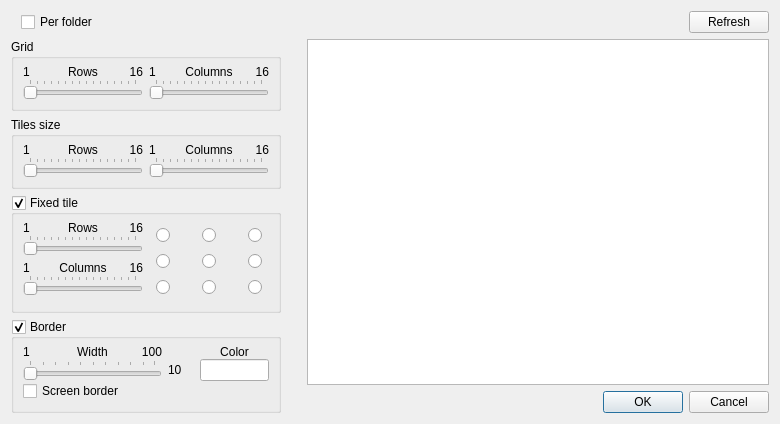
This is src/gui/customlayoutdialog.ui in mistic100/UMWP-Autochanger as Qt 5 draws it before an edit. The edited form follows.
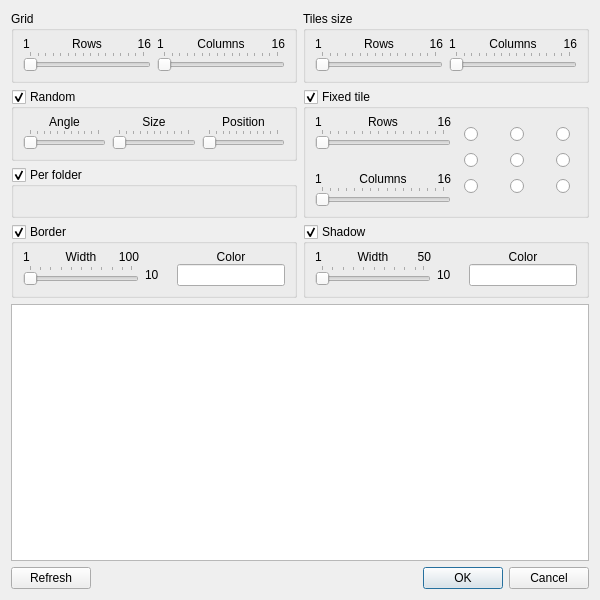
This is the edited form. Icons and pictures are not drawn. Custom widgets are drawn as their Qt base class.

Commit message: Add "Random" and "Shadow" options to the custom layout

Patch:
```diff
--- a/src/gui/customlayoutdialog.ui
+++ b/src/gui/customlayoutdialog.ui
@@ -9,17 +9,233 @@
    <rect>
     <x>0</x>
     <y>0</y>
-    <width>780</width>
-    <height>407</height>
+    <width>600</width>
+    <height>600</height>
    </rect>
   </property>
   <property name="windowTitle">
    <string>Custom Layout Configuration</string>
   </property>
-  <layout class="QGridLayout" name="gridLayout_5" columnstretch="0,1">
-   <property name="horizontalSpacing">
-    <number>26</number>
-   </property>
+  <layout class="QGridLayout" name="gridLayout_5" rowstretch="0,0,0,0,0,0,10,0" columnstretch="1,1">
+   <item row="6" column="0" colspan="2">
+    <widget class="QGraphicsView" name="view">
+     <property name="verticalScrollBarPolicy">
+      <enum>Qt::ScrollBarAlwaysOff</enum>
+     </property>
+     <property name="horizontalScrollBarPolicy">
+      <enum>Qt::ScrollBarAlwaysOff</enum>
+     </property>
+    </widget>
+   </item>
+   <item row="5" column="1">
+    <widget class="QGroupBox" name="shadowEnabled">
+     <property name="title">
+      <string>Shadow</string>
+     </property>
+     <property name="checkable">
+      <bool>true</bool>
+     </property>
+     <layout class="QGridLayout" name="gridLayout_6" columnstretch="2,0,0">
+      <property name="topMargin">
+       <number>6</number>
+      </property>
+      <property name="verticalSpacing">
+       <number>0</number>
+      </property>
+      <item row="0" column="0">
+       <layout class="QHBoxLayout" name="horizontalLayout_11">
+        <item>
+         <widget class="QLabel" name="label_24">
+          <property name="text">
+           <string notr="true">1</string>
+          </property>
+         </widget>
+        </item>
+        <item>
+         <widget class="QLabel" name="label_20">
+          <property name="text">
+           <string>Width</string>
+          </property>
+          <property name="alignment">
+           <set>Qt::AlignCenter</set>
+          </property>
+         </widget>
+        </item>
+        <item>
+         <widget class="QLabel" name="label_25">
+          <property name="text">
+           <string notr="true">50</string>
+          </property>
+          <property name="alignment">
+           <set>Qt::AlignRight|Qt::AlignTrailing|Qt::AlignVCenter</set>
+          </property>
+         </widget>
+        </item>
+       </layout>
+      </item>
+      <item row="2" column="0">
+       <widget class="QSlider" name="shadowWidth">
+        <property name="minimum">
+         <number>1</number>
+        </property>
+        <property name="maximum">
+         <number>50</number>
+        </property>
+        <property name="orientation">
+         <enum>Qt::Horizontal</enum>
+        </property>
+        <property name="tickPosition">
+         <enum>QSlider::TicksAbove</enum>
+        </property>
+        <property name="tickInterval">
+         <number>5</number>
+        </property>
+       </widget>
+      </item>
+      <item row="2" column="1">
+       <widget class="QLabel" name="shadowWidthLabel">
+        <property name="minimumSize">
+         <size>
+          <width>26</width>
+          <height>0</height>
+         </size>
+        </property>
+        <property name="text">
+         <string notr="true">10</string>
+        </property>
+       </widget>
+      </item>
+      <item row="2" column="2">
+       <widget class="QLineEditColor" name="shadowColor"/>
+      </item>
+      <item row="0" column="2">
+       <widget class="QLabel" name="label_18">
+        <property name="text">
+         <string>Color</string>
+        </property>
+        <property name="alignment">
+         <set>Qt::AlignCenter</set>
+        </property>
+       </widget>
+      </item>
+     </layout>
+    </widget>
+   </item>
+   <item row="2" column="1">
+    <widget class="QGroupBox" name="tiles">
+     <property name="title">
+      <string>Tiles size</string>
+     </property>
+     <layout class="QGridLayout" name="gridLayout_2">
+      <property name="topMargin">
+       <number>6</number>
+      </property>
+      <property name="verticalSpacing">
+       <number>0</number>
+      </property>
+      <item row="0" column="0">
+       <layout class="QHBoxLayout" name="horizontalLayout_4">
+        <item>
+         <widget class="QLabel" name="label_15">
+          <property name="text">
+           <string notr="true">1</string>
+          </property>
+         </widget>
+        </item>
+        <item>
+         <widget class="QLabel" name="label_2">
+          <property name="text">
+           <string>Rows</string>
+          </property>
+          <property name="alignment">
+           <set>Qt::AlignCenter</set>
+          </property>
+         </widget>
+        </item>
+        <item>
+         <widget class="QLabel" name="tileRowsMaxLabel">
+          <property name="text">
+           <string notr="true">16</string>
+          </property>
+          <property name="alignment">
+           <set>Qt::AlignRight|Qt::AlignTrailing|Qt::AlignVCenter</set>
+          </property>
+         </widget>
+        </item>
+       </layout>
+      </item>
+      <item row="0" column="1">
+       <layout class="QHBoxLayout" name="horizontalLayout_5">
+        <item>
+         <widget class="QLabel" name="label_16">
+          <property name="text">
+           <string notr="true">1</string>
+          </property>
+         </widget>
+        </item>
+        <item>
+         <widget class="QLabel" name="label_6">
+          <property name="text">
+           <string>Columns</string>
+          </property>
+          <property name="alignment">
+           <set>Qt::AlignCenter</set>
+          </property>
+         </widget>
+        </item>
+        <item>
+         <widget class="QLabel" name="tileColsMaxLabel">
+          <property name="text">
+           <string notr="true">16</string>
+          </property>
+          <property name="alignment">
+           <set>Qt::AlignRight|Qt::AlignTrailing|Qt::AlignVCenter</set>
+          </property>
+         </widget>
+        </item>
+       </layout>
+      </item>
+      <item row="1" column="0">
+       <widget class="QxtSpanSlider" name="tileRows">
+        <property name="minimum">
+         <number>1</number>
+        </property>
+        <property name="maximum">
+         <number>16</number>
+        </property>
+        <property name="orientation">
+         <enum>Qt::Horizontal</enum>
+        </property>
+        <property name="tickPosition">
+         <enum>QSlider::TicksAbove</enum>
+        </property>
+        <property name="tickInterval">
+         <number>1</number>
+        </property>
+       </widget>
+      </item>
+      <item row="1" column="1">
+       <widget class="QxtSpanSlider" name="tileCols">
+        <property name="minimum">
+         <number>1</number>
+        </property>
+        <property name="maximum">
+         <number>16</number>
+        </property>
+        <property name="orientation">
+         <enum>Qt::Horizontal</enum>
+        </property>
+        <property name="tickPosition">
+         <enum>QSlider::TicksAbove</enum>
+        </property>
+        <property name="tickInterval">
+         <number>1</number>
+        </property>
+       </widget>
+      </item>
+     </layout>
+    </widget>
+   </item>
    <item row="2" column="0">
     <widget class="QGroupBox" name="grid">
      <property name="layoutDirection">
@@ -147,56 +363,15 @@
      </layout>
     </widget>
    </item>
-   <item row="1" column="0">
-    <layout class="QHBoxLayout" name="horizontalLayout">
-     <property name="leftMargin">
-      <number>10</number>
-     </property>
-     <item>
-      <widget class="QCheckBox" name="checkFolder">
-       <property name="text">
-        <string>Per folder</string>
-       </property>
-      </widget>
-     </item>
-     <item>
-      <widget class="QPushButton" name="helpFolder">
-       <property name="cursor">
-        <cursorShape>WhatsThisCursor</cursorShape>
-       </property>
-       <property name="text">
-        <string/>
-       </property>
-       <property name="icon">
-        <iconset resource="../UMWP_Autochanger.qrc">
-         <normaloff>:/images/icons/help_color.png</normaloff>:/images/icons/help_color.png</iconset>
-       </property>
-       <property name="flat">
-        <bool>true</bool>
-       </property>
-      </widget>
-     </item>
-     <item>
-      <spacer name="horizontalSpacer_3">
-       <property name="orientation">
-        <enum>Qt::Horizontal</enum>
-       </property>
-       <property name="sizeHint" stdset="0">
-        <size>
-         <width>40</width>
-         <height>20</height>
-        </size>
-       </property>
-      </spacer>
-     </item>
-    </layout>
-   </item>
    <item row="3" column="0">
-    <widget class="QGroupBox" name="tiles">
+    <widget class="QGroupBox" name="variationEnabled">
      <property name="title">
-      <string>Tiles size</string>
+      <string>Random</string>
      </property>
-     <layout class="QGridLayout" name="gridLayout_2">
+     <property name="checkable">
+      <bool>true</bool>
+     </property>
+     <layout class="QGridLayout" name="gridLayout_3">
       <property name="topMargin">
        <number>6</number>
       </property>
@@ -204,93 +379,52 @@
        <number>0</number>
       </property>
       <item row="0" column="0">
-       <layout class="QHBoxLayout" name="horizontalLayout_4">
-        <item>
-         <widget class="QLabel" name="label_15">
-          <property name="text">
-           <string notr="true">1</string>
-          </property>
-         </widget>
-        </item>
-        <item>
-         <widget class="QLabel" name="label_2">
-          <property name="text">
-           <string>Rows</string>
-          </property>
-          <property name="alignment">
-           <set>Qt::AlignCenter</set>
-          </property>
-         </widget>
-        </item>
-        <item>
-         <widget class="QLabel" name="tileRowsMaxLabel">
-          <property name="text">
-           <string notr="true">16</string>
-          </property>
-          <property name="alignment">
-           <set>Qt::AlignRight|Qt::AlignTrailing|Qt::AlignVCenter</set>
-          </property>
-         </widget>
-        </item>
-       </layout>
+       <widget class="QLabel" name="label_9">
+        <property name="text">
+         <string>Angle</string>
+        </property>
+        <property name="alignment">
+         <set>Qt::AlignCenter</set>
+        </property>
+       </widget>
       </item>
       <item row="0" column="1">
-       <layout class="QHBoxLayout" name="horizontalLayout_5">
-        <item>
-         <widget class="QLabel" name="label_16">
-          <property name="text">
-           <string notr="true">1</string>
-          </property>
-         </widget>
-        </item>
-        <item>
-         <widget class="QLabel" name="label_6">
-          <property name="text">
-           <string>Columns</string>
-          </property>
-          <property name="alignment">
-           <set>Qt::AlignCenter</set>
-          </property>
-         </widget>
-        </item>
-        <item>
-         <widget class="QLabel" name="tileColsMaxLabel">
-          <property name="text">
-           <string notr="true">16</string>
-          </property>
-          <property name="alignment">
-           <set>Qt::AlignRight|Qt::AlignTrailing|Qt::AlignVCenter</set>
-          </property>
-         </widget>
-        </item>
-       </layout>
+       <widget class="QLabel" name="label_14">
+        <property name="text">
+         <string>Size</string>
+        </property>
+        <property name="alignment">
+         <set>Qt::AlignCenter</set>
+        </property>
+       </widget>
       </item>
-      <item row="1" column="0">
-       <widget class="QxtSpanSlider" name="tileRows">
-        <property name="minimum">
-         <number>1</number>
+      <item row="0" column="2">
+       <widget class="QLabel" name="label_17">
+        <property name="text">
+         <string>Position</string>
         </property>
-        <property name="maximum">
-         <number>16</number>
-        </property>
-        <property name="orientation">
-         <enum>Qt::Horizontal</enum>
-        </property>
-        <property name="tickPosition">
-         <enum>QSlider::TicksAbove</enum>
-        </property>
-        <property name="tickInterval">
-         <number>1</number>
+        <property name="alignment">
+         <set>Qt::AlignCenter</set>
         </property>
        </widget>
       </item>
       <item row="1" column="1">
-       <widget class="QxtSpanSlider" name="tileCols">
-        <property name="minimum">
-         <number>1</number>
+       <widget class="QSlider" name="sizeVariation">
+        <property name="maximum">
+         <number>10</number>
         </property>
+        <property name="orientation">
+         <enum>Qt::Horizontal</enum>
+        </property>
+        <property name="tickPosition">
+         <enum>QSlider::TicksAbove</enum>
+        </property>
+       </widget>
+      </item>
+      <item row="1" column="2">
+       <widget class="QSlider" name="posVariation">
         <property name="maximum">
-         <number>16</number>
+         <number>10</number>
         </property>
         <property name="orientation">
          <enum>Qt::Horizontal</enum>
@@ -298,25 +432,25 @@
         <property name="tickPosition">
          <enum>QSlider::TicksAbove</enum>
         </property>
-        <property name="tickInterval">
-         <number>1</number>
+       </widget>
+      </item>
+      <item row="1" column="0">
+       <widget class="QSlider" name="angleVariation">
+        <property name="maximum">
+         <number>10</number>
+        </property>
+        <property name="orientation">
+         <enum>Qt::Horizontal</enum>
+        </property>
+        <property name="tickPosition">
+         <enum>QSlider::TicksAbove</enum>
         </property>
        </widget>
       </item>
      </layout>
     </widget>
    </item>
-   <item row="9" column="1">
-    <widget class="QDialogButtonBox" name="buttonBox">
-     <property name="orientation">
-      <enum>Qt::Horizontal</enum>
-     </property>
-     <property name="standardButtons">
-      <set>QDialogButtonBox::Cancel|QDialogButtonBox::Ok</set>
-     </property>
-    </widget>
-   </item>
-   <item row="7" column="0" rowspan="3">
+   <item row="5" column="0">
     <widget class="QGroupBox" name="borderEnabled">
      <property name="title">
       <string>Border</string>
@@ -324,14 +458,27 @@
      <property name="checkable">
       <bool>true</bool>
      </property>
-     <layout class="QGridLayout" name="gridLayout_4" columnstretch="2,0,1">
+     <layout class="QGridLayout" name="gridLayout_4" columnstretch="2,0,0">
       <property name="topMargin">
        <number>6</number>
       </property>
       <property name="verticalSpacing">
        <number>0</number>
       </property>
-      <item row="5" column="0">
+      <item row="1" column="2">
+       <widget class="QLabel" name="label_8">
+        <property name="text">
+         <string>Color</string>
+        </property>
+        <property name="alignment">
+         <set>Qt::AlignCenter</set>
+        </property>
+       </widget>
+      </item>
+      <item row="2" column="2">
+       <widget class="QLineEditColor" name="borderColor"/>
+      </item>
+      <item row="1" column="0">
        <layout class="QHBoxLayout" name="horizontalLayout_8">
         <item>
          <widget class="QLabel" name="label_23">
@@ -362,7 +509,7 @@
         </item>
        </layout>
       </item>
-      <item row="6" column="0">
+      <item row="2" column="0">
        <widget class="QSlider" name="borderWidth">
         <property name="minimum">
          <number>1</number>
@@ -381,20 +528,7 @@
         </property>
        </widget>
       </item>
-      <item row="6" column="2">
-       <widget class="QLineEditColor" name="borderColor"/>
-      </item>
-      <item row="5" column="2">
-       <widget class="QLabel" name="label_8">
-        <property name="text">
-         <string>Color</string>
-        </property>
-        <property name="alignment">
-         <set>Qt::AlignCenter</set>
-        </property>
-       </widget>
-      </item>
-      <item row="6" column="1">
+      <item row="2" column="1">
        <widget class="QLabel" name="borderWidthLabel">
         <property name="minimumSize">
          <size>
@@ -407,17 +541,10 @@
         </property>
        </widget>
       </item>
-      <item row="7" column="0" colspan="3">
-       <widget class="QCheckBox" name="borderScreenEnabled">
-        <property name="text">
-         <string>Screen border</string>
-        </property>
-       </widget>
-      </item>
      </layout>
     </widget>
    </item>
-   <item row="4" column="0" rowspan="3">
+   <item row="3" column="1" rowspan="2">
     <widget class="QGroupBox" name="mainEnabled">
      <property name="title">
       <string>Fixed tile</string>
@@ -490,6 +617,19 @@
           </property>
          </widget>
         </item>
+        <item>
+         <spacer name="verticalSpacer_3">
+          <property name="orientation">
+           <enum>Qt::Vertical</enum>
+          </property>
+          <property name="sizeHint" stdset="0">
+           <size>
+            <width>0</width>
+            <height>0</height>
+           </size>
+          </property>
+         </spacer>
+        </item>
         <item>
          <layout class="QHBoxLayout" name="horizontalLayout_7">
           <property name="topMargin">
@@ -543,19 +683,6 @@
           </property>
          </widget>
         </item>
-        <item>
-         <spacer name="verticalSpacer_3">
-          <property name="orientation">
-           <enum>Qt::Vertical</enum>
-          </property>
-          <property name="sizeHint" stdset="0">
-           <size>
-            <width>20</width>
-            <height>40</height>
-           </size>
-          </property>
-         </spacer>
-        </item>
        </layout>
       </item>
       <item>
@@ -742,31 +869,56 @@
      </layout>
     </widget>
    </item>
-   <item row="2" column="1" rowspan="7">
-    <widget class="QGraphicsView" name="view">
-     <property name="verticalScrollBarPolicy">
-      <enum>Qt::ScrollBarAlwaysOff</enum>
+   <item row="4" column="0">
+    <widget class="QGroupBox" name="checkFolder">
+     <property name="title">
+      <string>Per folder</string>
      </property>
-     <property name="horizontalScrollBarPolicy">
-      <enum>Qt::ScrollBarAlwaysOff</enum>
+     <property name="checkable">
+      <bool>true</bool>
      </property>
+     <layout class="QHBoxLayout" name="horizontalLayout_12">
+      <property name="topMargin">
+       <number>0</number>
+      </property>
+      <property name="bottomMargin">
+       <number>6</number>
+      </property>
+      <item>
+       <widget class="QPushButton" name="helpFolder">
+        <property name="cursor">
+         <cursorShape>WhatsThisCursor</cursorShape>
+        </property>
+        <property name="text">
+         <string/>
+        </property>
+        <property name="icon">
+         <iconset resource="../UMWP_Autochanger.qrc">
+          <normaloff>:/images/icons/help_color.png</normaloff>:/images/icons/help_color.png</iconset>
+        </property>
+        <property name="flat">
+         <bool>true</bool>
+        </property>
+       </widget>
+      </item>
+      <item>
+       <spacer name="horizontalSpacer_3">
+        <property name="orientation">
+         <enum>Qt::Horizontal</enum>
+        </property>
+        <property name="sizeHint" stdset="0">
+         <size>
+          <width>40</width>
+          <height>20</height>
+         </size>
+        </property>
+       </spacer>
+      </item>
+     </layout>
     </widget>
    </item>
-   <item row="1" column="1">
+   <item row="7" column="0" colspan="2">
     <layout class="QHBoxLayout" name="horizontalLayout_10">
-     <item>
-      <spacer name="horizontalSpacer_4">
-       <property name="orientation">
-        <enum>Qt::Horizontal</enum>
-       </property>
-       <property name="sizeHint" stdset="0">
-        <size>
-         <width>40</width>
-         <height>20</height>
-        </size>
-       </property>
-      </spacer>
-     </item>
      <item>
       <widget class="QPushButton" name="buttonRefresh">
        <property name="text">
@@ -778,6 +930,29 @@
        </property>
       </widget>
      </item>
+     <item>
+      <spacer name="horizontalSpacer_4">
+       <property name="orientation">
+        <enum>Qt::Horizontal</enum>
+       </property>
+       <property name="sizeHint" stdset="0">
+        <size>
+         <width>40</width>
+         <height>20</height>
+        </size>
+       </property>
+      </spacer>
+     </item>
+     <item>
+      <widget class="QDialogButtonBox" name="buttonBox">
+       <property name="orientation">
+        <enum>Qt::Horizontal</enum>
+       </property>
+       <property name="standardButtons">
+        <set>QDialogButtonBox::Cancel|QDialogButtonBox::Ok</set>
+       </property>
+      </widget>
+     </item>
     </layout>
    </item>
   </layout>
```
The commit also changes 14 other files.
